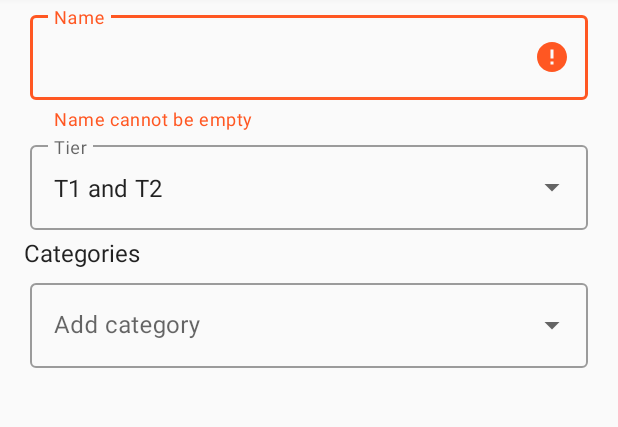
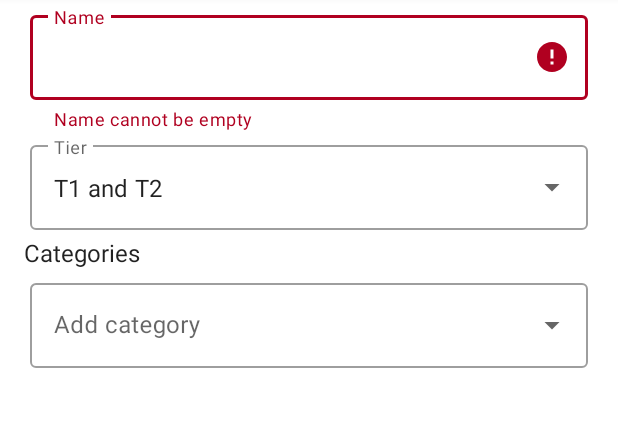
Before and after one commit to ramzan/DiceGainz, an Android app: the EditorFragment screen opened through its navigation route, after a tap on "Save", on a phone screen of 412 x 824 dp, the part 89-516 px from its top. Run offline under Robolectric (Android 15) with nearby library versions, the phone set to English and light mode, and no system bars; our stand-ins replace Room's generated code, data binding; 10 statements that could not run were skipped.

Commit message:
Clean up theme

```diff
--- a/app/src/main/AndroidManifest.xml
+++ b/app/src/main/AndroidManifest.xml
@@ -8,7 +8,7 @@
         android:label="@string/app_name"
         android:roundIcon="@mipmap/ic_launcher_round"
         android:supportsRtl="true"
-        android:theme="@style/Theme.MaterialComponents.Light.NoActionBar">
+        android:theme="@style/Theme.App">
         <activity
             android:name=".MainActivity"
             android:label="@string/app_name">
--- a/app/src/main/java/com/ramzan/dicegainz/ui/editor/EditorViewModelFactory.kt
+++ b/app/src/main/java/com/ramzan/dicegainz/ui/editor/EditorViewModelFactory.kt
@@ -7,7 +7,6 @@ import com.ramzan.dicegainz.database.Lift
 
 class EditorViewModelFactory(
     private val lift: Lift?,
-
     private val application: Application,
 ) : ViewModelProvider.Factory {
     @Suppress("unchecked_cast")
--- a/app/src/main/res/layout/editor_fragment.xml
+++ b/app/src/main/res/layout/editor_fragment.xml
@@ -1,6 +1,7 @@
 <?xml version="1.0" encoding="utf-8"?>
 <layout xmlns:android="http://schemas.android.com/apk/res/android"
-    xmlns:app="http://schemas.android.com/apk/res-auto">
+    xmlns:app="http://schemas.android.com/apk/res-auto"
+    xmlns:tools="http://schemas.android.com/tools">
 
     <data>
 
@@ -25,6 +26,7 @@
                 android:layout_width="match_parent"
                 android:layout_height="wrap_content"
                 android:paddingHorizontal="0dp"
+                tools:title="@string/editorTitleEdit"
                 app:menu="@menu/editor_menu"
                 app:navigationIcon="@drawable/ic_baseline_close_24">
 
--- a/app/src/main/res/layout/main_fragment.xml
+++ b/app/src/main/res/layout/main_fragment.xml
@@ -8,18 +8,13 @@
 
         <com.google.android.material.appbar.AppBarLayout
             android:layout_width="match_parent"
-            android:layout_height="wrap_content"
-            android:theme="@style/AppTheme.AppBarOverlay">
+            android:layout_height="wrap_content">
 
-            <TextView
-                android:id="@+id/title"
-                android:layout_width="wrap_content"
-                android:layout_height="wrap_content"
-                android:gravity="center"
-                android:minHeight="?actionBarSize"
-                android:padding="@dimen/appbar_padding"
-                android:text="@string/app_name"
-                android:textAppearance="@style/TextAppearance.Widget.AppCompat.Toolbar.Title" />
+            <com.google.android.material.appbar.MaterialToolbar
+                android:layout_width="match_parent"
+                android:layout_height="?attr/actionBarSize"
+                app:title="@string/app_name"
+                style="@style/Widget.MaterialComponents.Toolbar.Primary"/>
 
             <com.google.android.material.tabs.TabLayout
                 android:id="@+id/tabs"
--- a/app/src/main/res/values/colors.xml
+++ b/app/src/main/res/values/colors.xml
@@ -1,6 +1,3 @@
 <?xml version="1.0" encoding="utf-8"?>
 <resources>
-    <color name="colorPrimary">#6200EE</color>
-    <color name="colorPrimaryDark">#3700B3</color>
-    <color name="colorAccent">#03DAC5</color>
 </resources>
--- a/app/src/main/res/values/styles.xml
+++ b/app/src/main/res/values/styles.xml
@@ -1,20 +1,10 @@
 <resources>
     <!-- Base application theme. -->
-    <style name="AppTheme" parent="Theme.AppCompat.Light.DarkActionBar">
-        <!-- Customize your theme here. -->
-        <item name="colorPrimary">@color/colorPrimary</item>
-        <item name="colorPrimaryDark">@color/colorPrimaryDark</item>
-        <item name="colorAccent">@color/colorAccent</item>
+    <style name="Theme.App" parent="@style/Theme.MaterialComponents.Light.NoActionBar">
+
     </style>
 
-    <style name="AppTheme.NoActionBar">
-        <item name="windowActionBar">false</item>
-        <item name="windowNoTitle">true</item>
-    </style>
-
-    <style name="AppTheme.AppBarOverlay" parent="ThemeOverlay.AppCompat.Dark.ActionBar" />
-
-    <style name="EditorDialog" parent="AppTheme">
+    <style name="EditorDialog" parent="Theme.App">
         <item name="android:windowIsFloating">false</item>
     </style>
 
```
